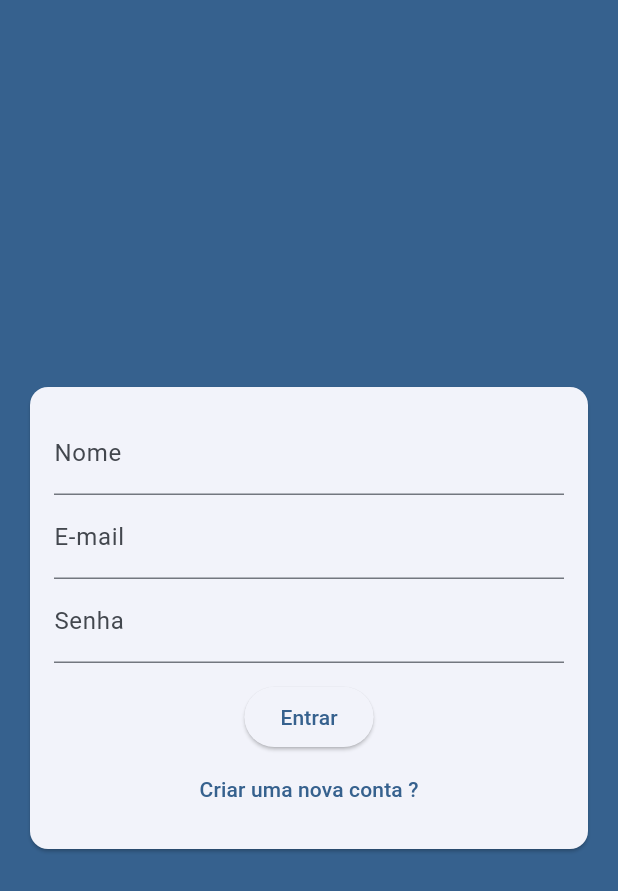
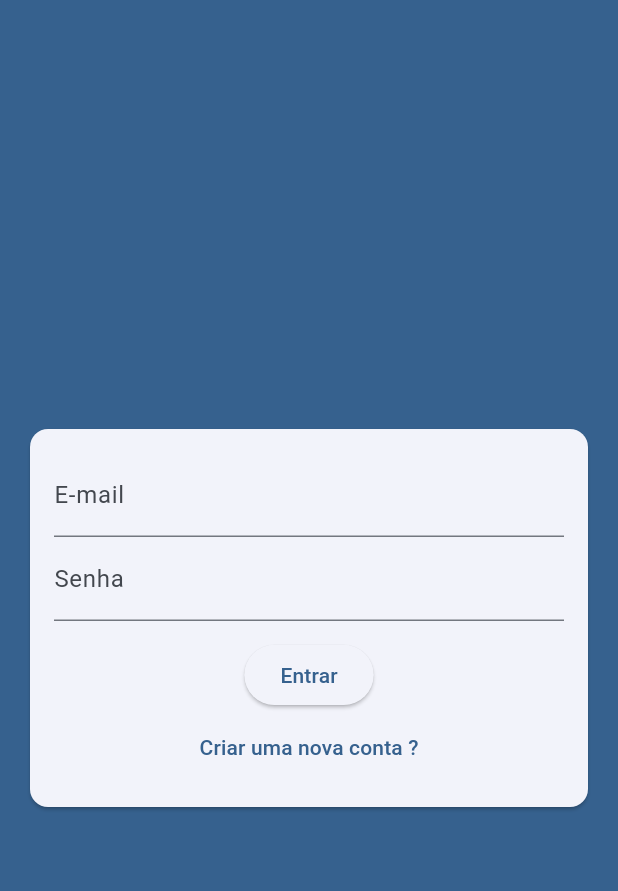
Before and after one commit to IagoMesquita/chat_flutter_2, a Flutter app: the screen it shows after launch, after a tap on "Entrar", on a phone screen of 412 x 824 dp. Shown: the top 891 px of the screen. Run offline on Flutter 3.47's test engine with Material 3 defaults, Android fonts, the phone set to English and light mode, and no system bars.

Commit message:
feeat: form

```diff
--- a/lib/components/auth_form.dart
+++ b/lib/components/auth_form.dart
@@ -1,7 +1,21 @@
+import 'package:chat_flutter/models/auth_form_data.dart';
 import 'package:flutter/material.dart';
 
-class AuthForm extends StatelessWidget {
+class AuthForm extends StatefulWidget {
   const AuthForm({super.key});
+
+  @override
+  State<AuthForm> createState() => _AuthFormState();
+}
+
+class _AuthFormState extends State<AuthForm> {
+  final _formKey = GlobalKey<FormState>();
+
+  final _formData = AuthFormData();
+
+  void _submit() {
+    _formKey.currentState?.validate();
+  }
 
   @override
   Widget build(BuildContext context) {
@@ -10,20 +24,47 @@ class AuthForm extends StatelessWidget {
       child: Padding(
         padding: const EdgeInsets.all(16),
         child: Form(
+          key: _formKey,
           child: Column(
             children: [
-              TextFormField(decoration: InputDecoration(labelText: 'Nome')),
-              TextFormField(decoration: InputDecoration(labelText: 'E-mail')),
+              if (_formData.isSignup)
+                TextFormField(
+                  key: ValueKey('name'),
+                  initialValue: _formData.name,
+                  onChanged: (name) => _formData.name = name,
+                  decoration: InputDecoration(labelText: 'Nome'),
+                ),
+
               TextFormField(
+                key: ValueKey('email'),
+                initialValue: _formData.email,
+                onChanged: (email) => _formData.email = email,
+                decoration: InputDecoration(labelText: 'E-mail'),
+              ),
+              TextFormField(
+                key: ValueKey('password'),
+                initialValue: _formData.password,
+                onChanged: (password) => _formData.password,
                 obscureText: true,
                 decoration: InputDecoration(labelText: 'Senha'),
               ),
-              SizedBox(height: 12,),
+              SizedBox(height: 12),
               ElevatedButton(
-                onPressed: () {},
-                child: Text('Entrar'),
+                onPressed: _submit,
+                child: Text(_formData.isLogin ? 'Entrar' : 'Cadastrar'),
               ),
-              TextButton(onPressed: () {}, child: Text('Criar uma nova conta ?'))
+              TextButton(
+                child: Text(
+                  _formData.isLogin
+                      ? 'Criar uma nova conta ?'
+                      : 'Já possui conta ?',
+                ),
+                onPressed: () {
+                  setState(() {
+                    _formData.toggleAuthMode();
+                  });
+                },
+              ),
             ],
           ),
         ),
```
